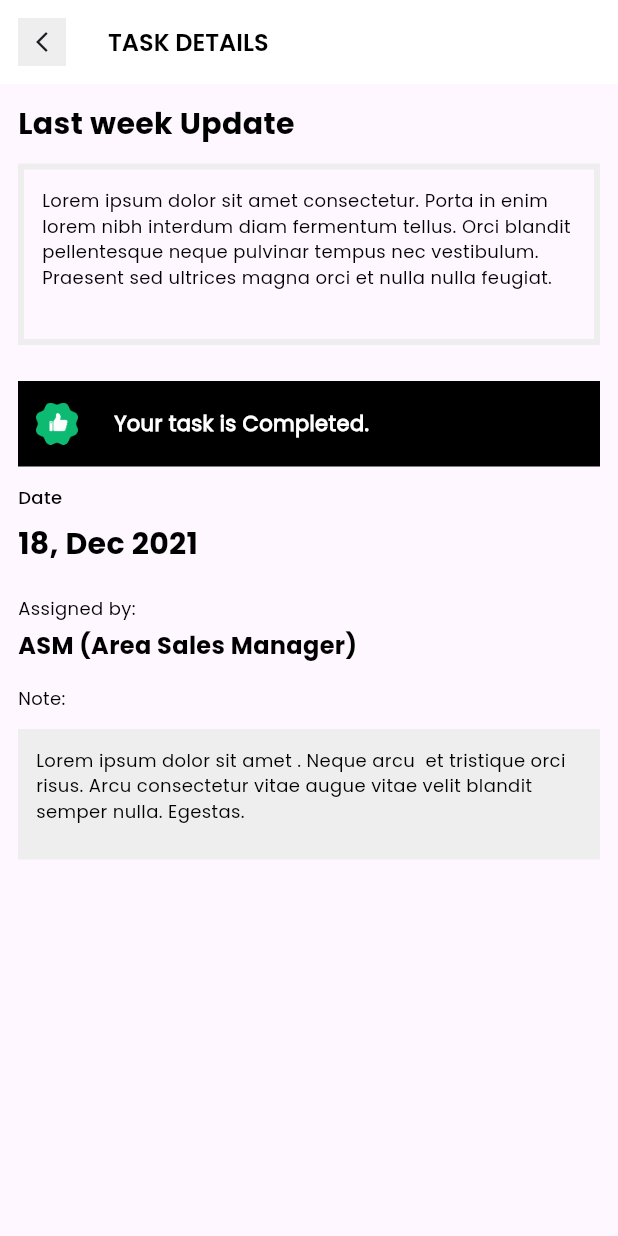
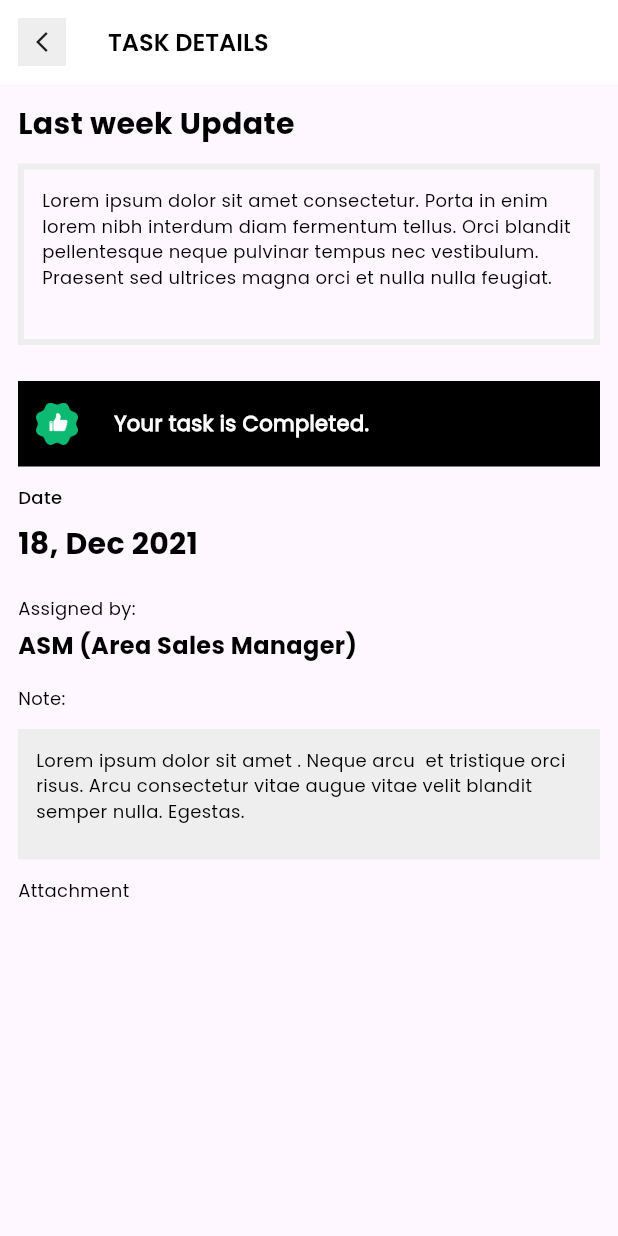
Before and after one commit to stellarboymihir/colorsoul, a Flutter app: the TaskDetail screen opened by its route, on a phone screen of 412 x 824 dp. Run offline on Flutter 3.47's test engine with Material 3 defaults, Android fonts, the phone set to English and light mode, and no system bars; our stand-ins replace image_picker, pin_input_text_field.

Commit message:
Till-Lunch

```diff
--- a/lib/dashboard/home/task/taskDetail.dart
+++ b/lib/dashboard/home/task/taskDetail.dart
@@ -147,6 +147,12 @@ class _TaskDetailState extends State<TaskDetail> {
                 ),
               ),
             ),
+            Text(
+              'Attachment',
+              style: MyStyle.tx12b.copyWith(
+                fontWeight: FontWeight.w400,
+              ),
+            ),
           ],
         ),
       ),
```
